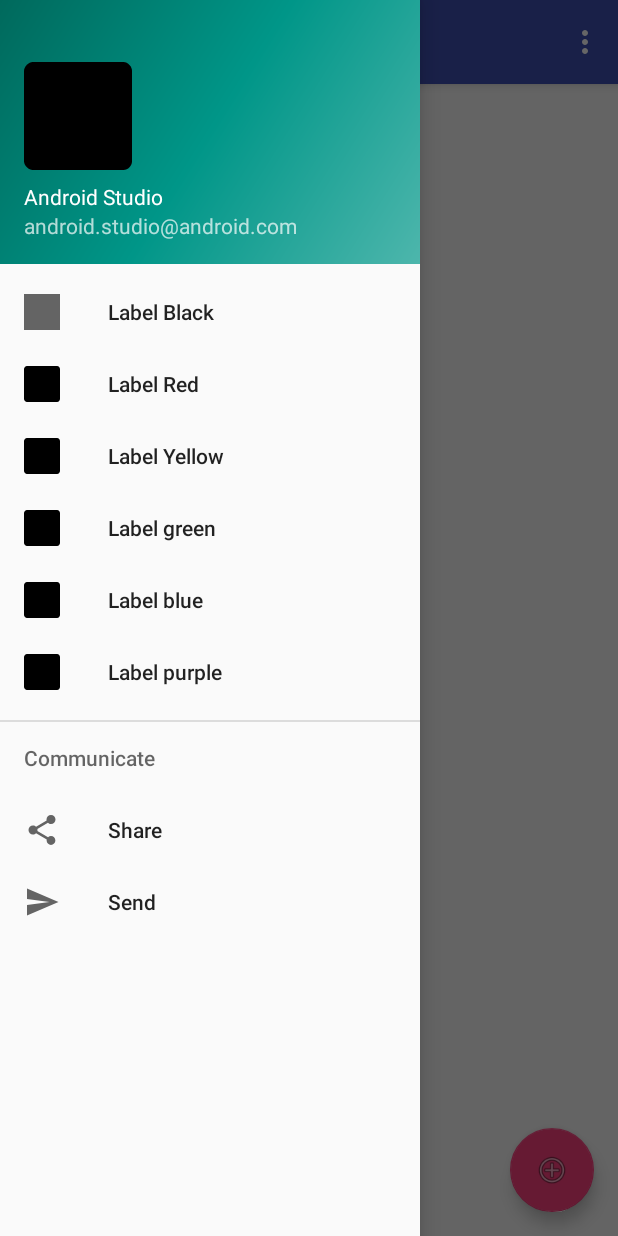
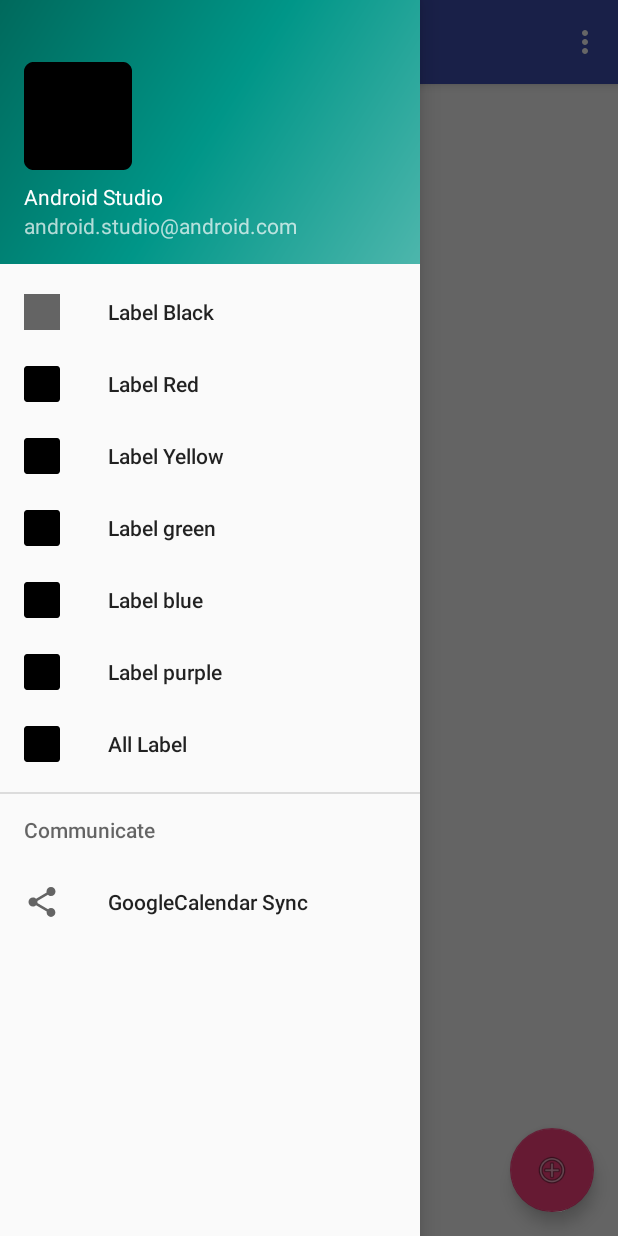
Before and after one commit to koreatech-sjr/term_project_android, an Android app: the screen it shows after launch (MainActivity), with the side drawer open, on a phone screen of 412 x 824 dp. Run offline under Robolectric (Android 15) with nearby library versions, the phone set to English and light mode, and no system bars; libraries missing offline, so code that uses them is left out: com.google.api.client, com.google.api.services, pub.devrel.easypermissions; 2 statements that could not run were skipped.

Commit message:
adjust basic ui

```diff
--- a/app/src/main/res/menu/activity_main_drawer.xml
+++ b/app/src/main/res/menu/activity_main_drawer.xml
@@ -28,18 +28,18 @@
             android:id="@+id/purple"
             android:icon="@mipmap/purple_square"
             android:title="Label purple" />
+        <item
+            android:id="@+id/all"
+            android:icon="@mipmap/purple_square"
+            android:title="All Label" />
     </group>
 
     <item android:title="Communicate">
         <menu>
             <item
-                android:id="@+id/nav_share"
+                android:id="@+id/gc"
                 android:icon="@drawable/ic_menu_share"
-                android:title="Share" />
-            <item
-                android:id="@+id/nav_send"
-                android:icon="@drawable/ic_menu_send"
-                android:title="Send" />
+                android:title="GoogleCalendar Sync" />
         </menu>
     </item>
 </menu>
```
Also changed, not shown: app/src/main/java/com/example/rock/todo/MainActivity.java (+13 -9 lines), app/src/main/res/layout/content_main.xml (+0 -9 lines).
